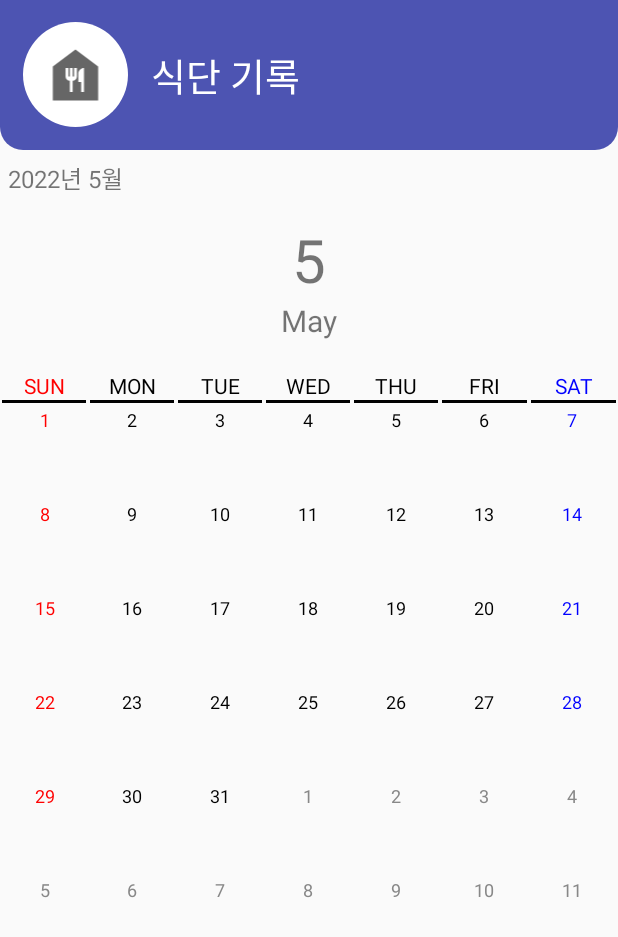
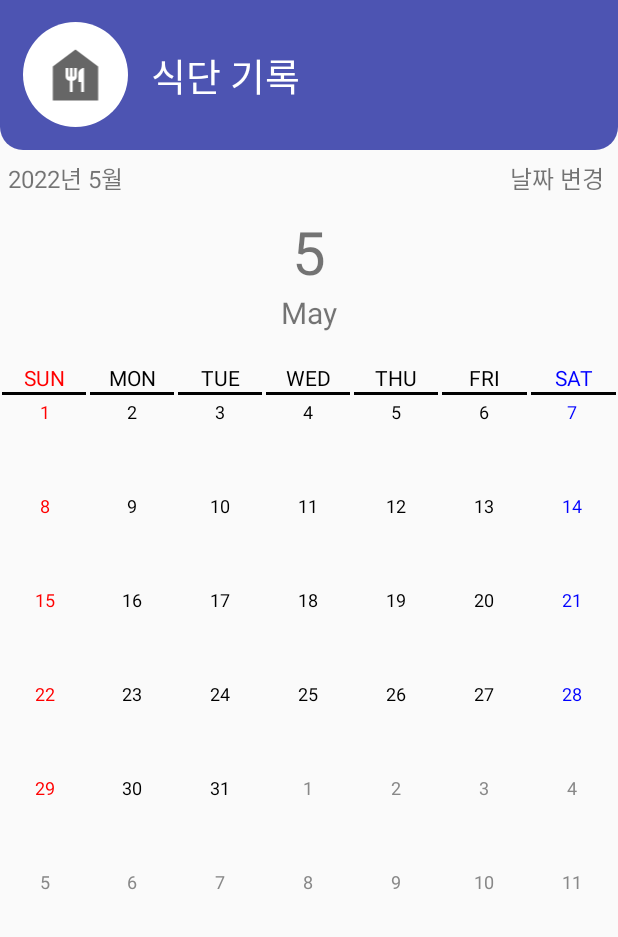
Before and after one commit to yeon7485/FixFit, an Android app: the DietScheduleActivity screen opened directly, with no data from a screen before it, on a phone screen of 412 x 824 dp. Shown: the top 937 px of the screen. Run offline under Robolectric (Android 15) with nearby library versions, the phone set to English and light mode, and no system bars.

Commit message:
날짜 변경 버튼 추가

```diff
--- a/app/src/main/java/com/example/fixfit/DietScheduleActivity.java
+++ b/app/src/main/java/com/example/fixfit/DietScheduleActivity.java
@@ -26,6 +26,7 @@ public class DietScheduleActivity extends AppCompatActivity {
     private TextView timeView;
     private TextView monthView;
     private TextView monthSpecView;
+    private TextView change;
 
     private int year;
     private int month;
@@ -38,6 +39,7 @@ public class DietScheduleActivity extends AppCompatActivity {
         timeView = findViewById(R.id.frag_schedule_time);
         monthView = findViewById(R.id.frag_schedule_month);
         monthSpecView = findViewById(R.id.frag_schedule_month_spec);
+        change = findViewById(R.id.change);
 
         initSchedule();
 
@@ -47,7 +49,7 @@ public class DietScheduleActivity extends AppCompatActivity {
 
         initData();
 
-        timeView.setOnClickListener(new View.OnClickListener() {
+        change.setOnClickListener(new View.OnClickListener() {
             @Override
             public void onClick(View view) {
                 YearMonthPickerDialog pd = new YearMonthPickerDialog(year, month);
--- a/app/src/main/res/layout/activity_diet_schedule.xml
+++ b/app/src/main/res/layout/activity_diet_schedule.xml
@@ -48,13 +48,36 @@
         android:layout_width="match_parent"
         android:layout_height="1dp"/>
 
+    <androidx.constraintlayout.widget.ConstraintLayout
+        android:layout_width="match_parent"
+        android:layout_height="wrap_content">
+
         <TextView
             android:id="@+id/frag_schedule_time"
             android:layout_margin="5dp"
             android:textSize="16sp"
             android:text="2022년 4월"
             android:layout_width="wrap_content"
-        android:layout_height="wrap_content"/>
+            android:layout_height="wrap_content"
+            grid:layout_constraintStart_toStartOf="parent"
+            grid:layout_constraintTop_toTopOf="parent"/>
+
+        <TextView
+            android:id="@+id/change"
+            android:layout_width="wrap_content"
+            android:layout_height="wrap_content"
+            android:layout_gravity="end"
+            android:layout_margin="1dp"
+            android:paddingTop="4dp"
+            android:paddingEnd="8dp"
+            android:text="날짜 변경"
+            android:textSize="16sp"
+            grid:layout_constraintEnd_toEndOf="parent"
+            grid:layout_constraintTop_toTopOf="parent" />
+
+    </androidx.constraintlayout.widget.ConstraintLayout>
+
+
 
     <TextView
         android:id="@+id/frag_schedule_month"
```
Lines whose indentation alone changed are shown as unchanged.
